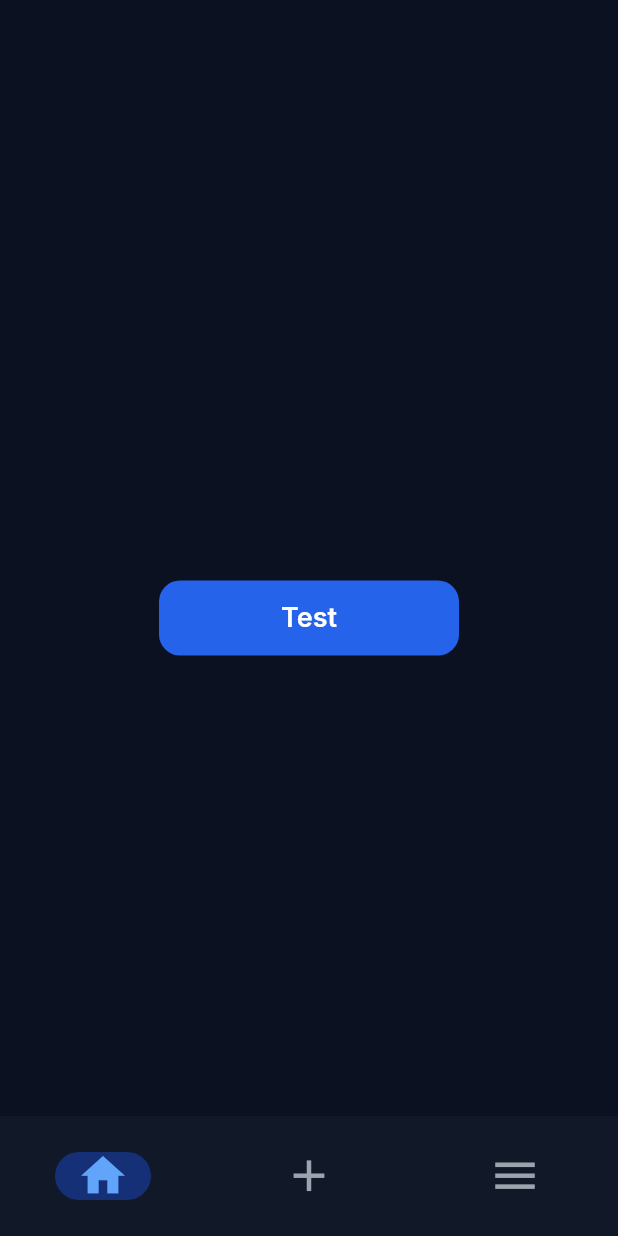
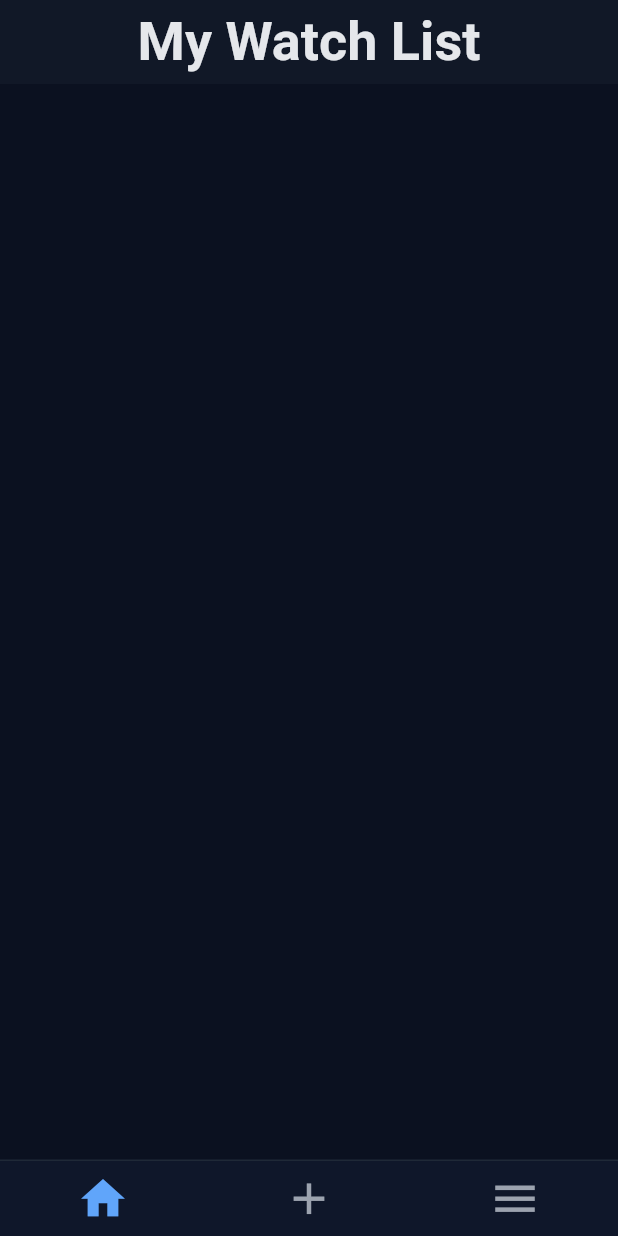
Before and after one commit to Bjorneee/movie_show_watchlist, a Flutter app: the screen it shows after launch, on a phone screen of 412 x 824 dp. Run offline on Flutter 3.47's test engine with Material 3 defaults, Android fonts, the phone set to English and light mode, and no system bars; our stand-ins replace device_preview; missing offline and left inert: window_manager; Roboto replaces fonts that are missing (Inter, Poppins).

Commit message:
Updated appBar and NavigationBar formatting

```diff
--- a/lib/classes/custom_widgets.dart
+++ b/lib/classes/custom_widgets.dart
@@ -103,7 +103,28 @@ class MediaCard extends StatelessWidget {
 }
 
 
+class NavButton extends StatelessWidget {
 
+  final double width;
+  final double height;
+  final Icon icon;
+
+  const NavButton ({
+    super.key,
+    this.width = 50,
+    this.height = 50,
+    required this.icon
+  });
+
+  @override
+  Widget build(BuildContext context) {
+    return SizedBox(
+      width: width,
+      height: height,
+      child: NavigationDestination(icon: icon, label: '', tooltip: ''),
+    );
+  }
+}
 
 
 /* ======================================================
--- a/lib/classes/themes.dart
+++ b/lib/classes/themes.dart
@@ -148,11 +148,11 @@ ThemeData defaultDarkTheme() {
       surfaceTintColor: Colors.transparent,
       shadowColor: Colors.transparent,
       elevation: 0,
-      centerTitle: false,
+      centerTitle: true,
       titleTextStyle: TextStyle(
         fontFamily: 'Poppins',
-        fontSize: 22,
-        fontWeight: FontWeight.w600,
+        fontSize: 36,
+        fontWeight: FontWeight.w700,
         color: scheme.onSurface,
       ),
       iconTheme: IconThemeData(
@@ -301,8 +301,8 @@ ThemeData defaultDarkTheme() {
     ),
 
     navigationBarTheme: NavigationBarThemeData(
-      backgroundColor: scheme.surfaceContainerLow,
-      indicatorColor: scheme.primaryContainer.withValues(alpha: 0.45),
+      backgroundColor: Color(0xFF0F172A),
+      indicatorColor: Colors.transparent,
       iconTheme: WidgetStateProperty.resolveWith((states) {
         if (states.contains(WidgetState.selected)) {
           return IconThemeData(color: scheme.secondary);
@@ -311,13 +311,7 @@ ThemeData defaultDarkTheme() {
       }),
       labelTextStyle: WidgetStateProperty.resolveWith((states) {
         return TextStyle(
-          fontFamily: 'Inter',
-          fontWeight: states.contains(WidgetState.selected)
-              ? FontWeight.w600
-              : FontWeight.w500,
-          color: states.contains(WidgetState.selected)
-              ? scheme.onSurface
-              : scheme.onSurfaceVariant,
+          fontSize: 0
         );
       }),
     ),
@@ -367,6 +361,7 @@ ThemeData defaultDarkTheme() {
         textStyle: const TextStyle(
           fontFamily: 'Inter',
           fontWeight: FontWeight.w600,
+          fontSize: 18
         ),
       ),
     ),
--- a/lib/main.dart
+++ b/lib/main.dart
@@ -2,6 +2,7 @@ import 'dart:io' show Platform;
 import 'package:flutter/foundation.dart' show kIsWeb;
 import 'package:flutter/foundation.dart';
 import 'package:flutter/material.dart';
+import 'package:movie_show_watchlist/classes/custom_widgets.dart';
 import 'package:scoped_model/scoped_model.dart';
 import 'package:window_manager/window_manager.dart';
 import 'package:device_preview/device_preview.dart';
@@ -129,7 +130,17 @@ class _PageHandler extends State<PageHandler> {
             ]
           ),
         ),
-        bottomNavigationBar: NavigationBar(
+        bottomNavigationBar: Container(
+          decoration: BoxDecoration(
+            border: Border(
+              top: BorderSide(
+                width: 1,
+                color: Theme.of(context).colorScheme.surfaceContainerHighest
+              )
+            )
+          ),
+          child: NavigationBar(
+            height: 50,
             labelBehavior: NavigationDestinationLabelBehavior.alwaysHide,
             selectedIndex: _currPageIndex,
             onDestinationSelected: (int idx) {
@@ -140,13 +151,14 @@ class _PageHandler extends State<PageHandler> {
             },
             destinations: const <Widget>[
 
-            NavigationDestination(icon: Icon(Icons.home), label: '', tooltip: '',),
-            NavigationDestination(icon: Icon(Icons.add), label: '', tooltip: '',),
-            NavigationDestination(icon: Icon(Icons.menu), label: '', tooltip: '',)
+              NavButton(width: 100, icon: Icon(Icons.home)),
+              NavButton(icon: Icon(Icons.add)),
+              NavButton(icon: Icon(Icons.menu))
 
             ],
           ),
         )
+      )
     );
   }
 }
--- a/lib/pages/home_screen.dart
+++ b/lib/pages/home_screen.dart
@@ -2,6 +2,7 @@ import 'package:flutter/material.dart';
 import 'package:movie_show_watchlist/classes/media.dart';
 import 'package:movie_show_watchlist/classes/model.dart';
 import 'package:movie_show_watchlist/classes/custom_widgets.dart';
+import 'package:movie_show_watchlist/main.dart';
 
 final Media test = Media(
   title: 'The Movie',
@@ -23,11 +24,14 @@ class _HomeScreen extends State<HomeScreen> {
   Widget build(BuildContext context) {
 
     return Scaffold(
+      appBar: AppBar(
+        title: Text('My Watch List'),
+      ),
       body: Center(
         child: SizedBox(
           width: 200,
-          height: 50,
-          child: ElevatedButton(onPressed: () {}, child: Text('Test')),
+          height: 300,
+          child: ListTile()
         )
       )
     );
```
Lines whose indentation alone changed are shown as unchanged.
